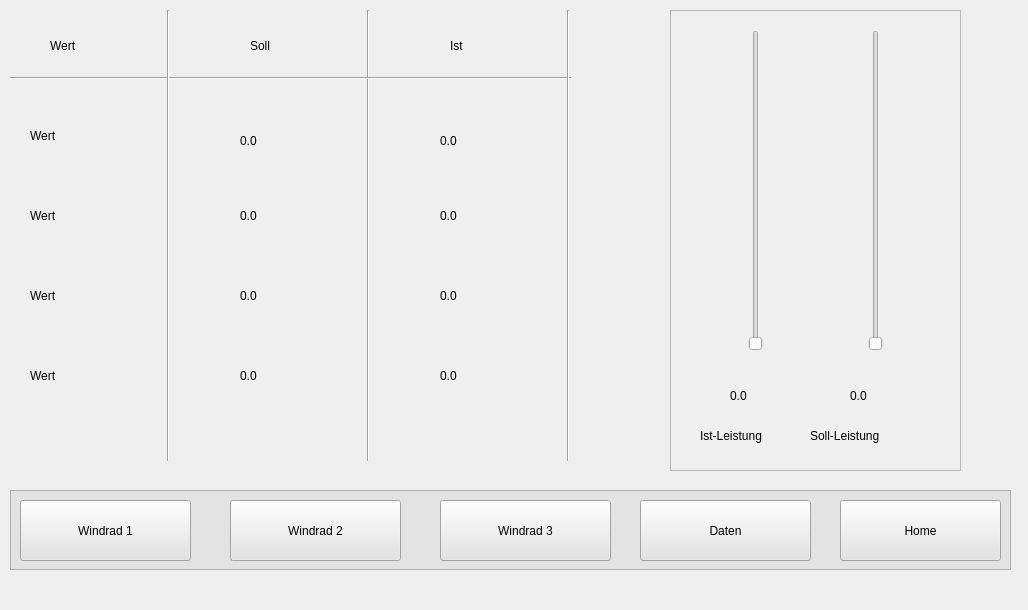
Old version of the form UI_fertig/MainWindow.ui in the repository rplenzdorf/Projekt-Anomalieerkennung.
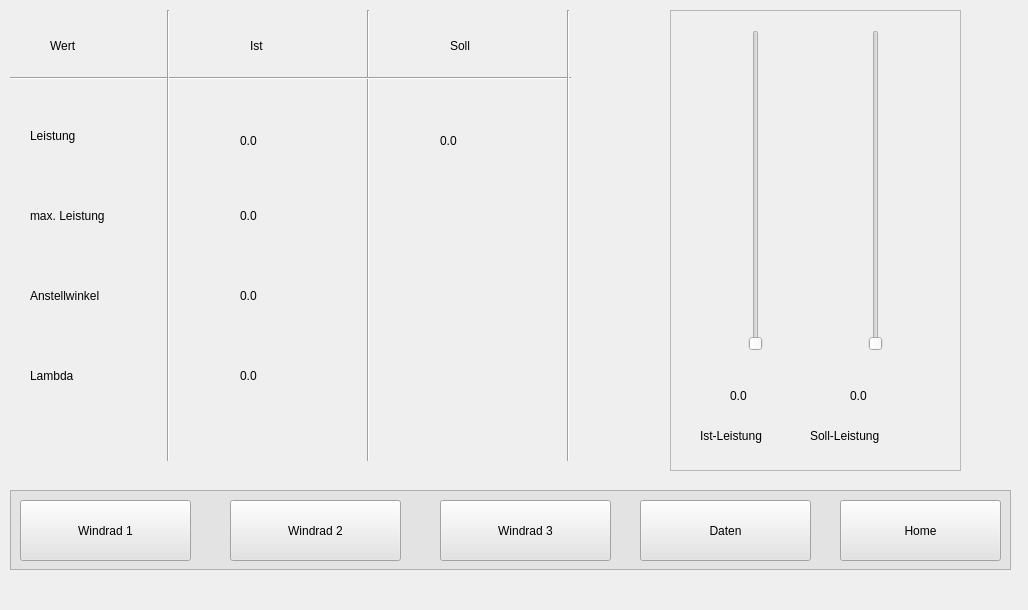
New version of the form. The open tabs and pages were chosen to show the change. Icons and pictures are not drawn. Custom widgets are drawn as their Qt base class.

Patch:
```diff
--- a/UI_fertig/MainWindow.ui
+++ b/UI_fertig/MainWindow.ui
@@ -891,7 +891,7 @@
        <string notr="true">font: 12pt &quot;Arial&quot;;</string>
       </property>
       <property name="text">
-       <string>Ist</string>
+       <string>Soll</string>
       </property>
      </widget>
      <widget class="QFrame" name="frame_3">
@@ -938,7 +938,7 @@
         <enum>Qt::Vertical</enum>
        </property>
       </widget>
-      <widget class="QLabel" name="num_Pist_Wr2">
+      <widget class="QLabel" name="num_sli_Pist_Wr2">
        <property name="geometry">
         <rect>
          <x>60</x>
@@ -983,7 +983,7 @@
         <enum>Qt::Vertical</enum>
        </property>
       </widget>
-      <widget class="QLabel" name="num_Psoll_Wr2">
+      <widget class="QLabel" name="num_sli_Psoll_Wr2">
        <property name="geometry">
         <rect>
          <x>180</x>
@@ -1013,7 +1013,7 @@
        <string notr="true">font: 12pt &quot;Arial&quot;;</string>
       </property>
       <property name="text">
-       <string>Soll</string>
+       <string>Ist</string>
       </property>
      </widget>
      <widget class="Line" name="line_10">
@@ -1055,41 +1055,9 @@
        <enum>Qt::Vertical</enum>
       </property>
      </widget>
-     <widget class="QLabel" name="num_Pist_Wr1_10">
+     <widget class="QLabel" name="num_Pist_Wr2">
       <property name="geometry">
        <rect>
-        <x>440</x>
-        <y>340</y>
-        <width>61</width>
-        <height>71</height>
-       </rect>
-      </property>
-      <property name="styleSheet">
-       <string notr="true">font: 18pt &quot;Arial&quot;;</string>
-      </property>
-      <property name="text">
-       <string>0.0</string>
-      </property>
-     </widget>
-     <widget class="QLabel" name="num_Pist_Wr1_11">
-      <property name="geometry">
-       <rect>
-        <x>440</x>
-        <y>260</y>
-        <width>61</width>
-        <height>71</height>
-       </rect>
-      </property>
-      <property name="styleSheet">
-       <string notr="true">font: 18pt &quot;Arial&quot;;</string>
-      </property>
-      <property name="text">
-       <string>0.0</string>
-      </property>
-     </widget>
-     <widget class="QLabel" name="num_Pist_Wr1_12">
-      <property name="geometry">
-       <rect>
         <x>240</x>
         <y>120</y>
         <width>61</width>
@@ -1135,7 +1103,7 @@
        <string>0.0</string>
       </property>
      </widget>
-     <widget class="QLabel" name="num_Pist_Wr1_15">
+     <widget class="QLabel" name="num_Psoll_Wr2">
       <property name="geometry">
        <rect>
         <x>440</x>
@@ -1151,22 +1119,6 @@
        <string>0.0</string>
       </property>
      </widget>
-     <widget class="QLabel" name="num_Pist_Wr1_16">
-      <property name="geometry">
-       <rect>
-        <x>440</x>
-        <y>180</y>
-        <width>61</width>
-        <height>71</height>
-       </rect>
-      </property>
-      <property name="styleSheet">
-       <string notr="true">font: 18pt &quot;Arial&quot;;</string>
-      </property>
-      <property name="text">
-       <string>0.0</string>
-      </property>
-     </widget>
      <widget class="QLabel" name="label_28">
       <property name="geometry">
        <rect>
@@ -1180,7 +1132,7 @@
        <string notr="true">font: 12pt &quot;Arial&quot;;</string>
       </property>
       <property name="text">
-       <string>Wert</string>
+       <string>Anstellwinkel</string>
       </property>
      </widget>
      <widget class="QLabel" name="label_29">
@@ -1196,7 +1148,7 @@
        <string notr="true">font: 12pt &quot;Arial&quot;;</string>
       </property>
       <property name="text">
-       <string>Wert</string>
+       <string>Lambda</string>
       </property>
      </widget>
      <widget class="QLabel" name="num_Pist_Wr1_17">
@@ -1220,7 +1172,7 @@
        <rect>
         <x>30</x>
         <y>200</y>
-        <width>111</width>
+        <width>131</width>
         <height>31</height>
        </rect>
       </property>
@@ -1228,7 +1180,7 @@
        <string notr="true">font: 12pt &quot;Arial&quot;;</string>
       </property>
       <property name="text">
-       <string>Wert</string>
+       <string>max. Leistung</string>
       </property>
      </widget>
      <widget class="QLabel" name="label_33">
@@ -1244,7 +1196,7 @@
        <string notr="true">font: 12pt &quot;Arial&quot;;</string>
       </property>
       <property name="text">
-       <string>Wert</string>
+       <string>Leistung</string>
       </property>
      </widget>
     </widget>
```
Left out of the diff: 217 changed lines with no effect on the pictures.
